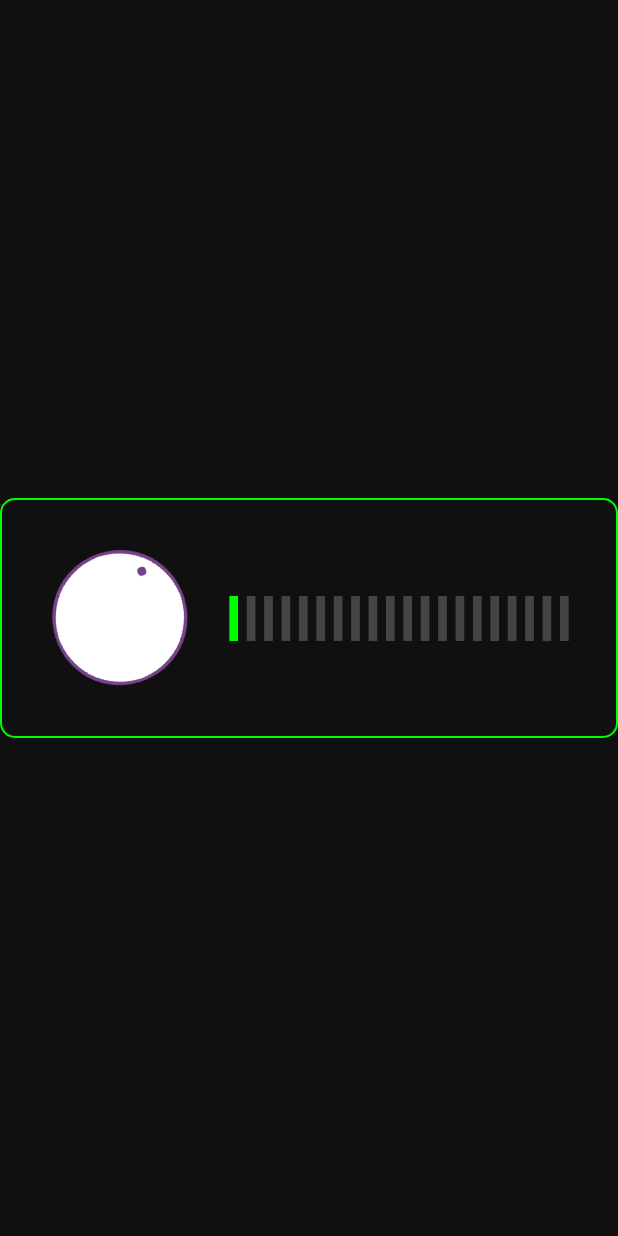
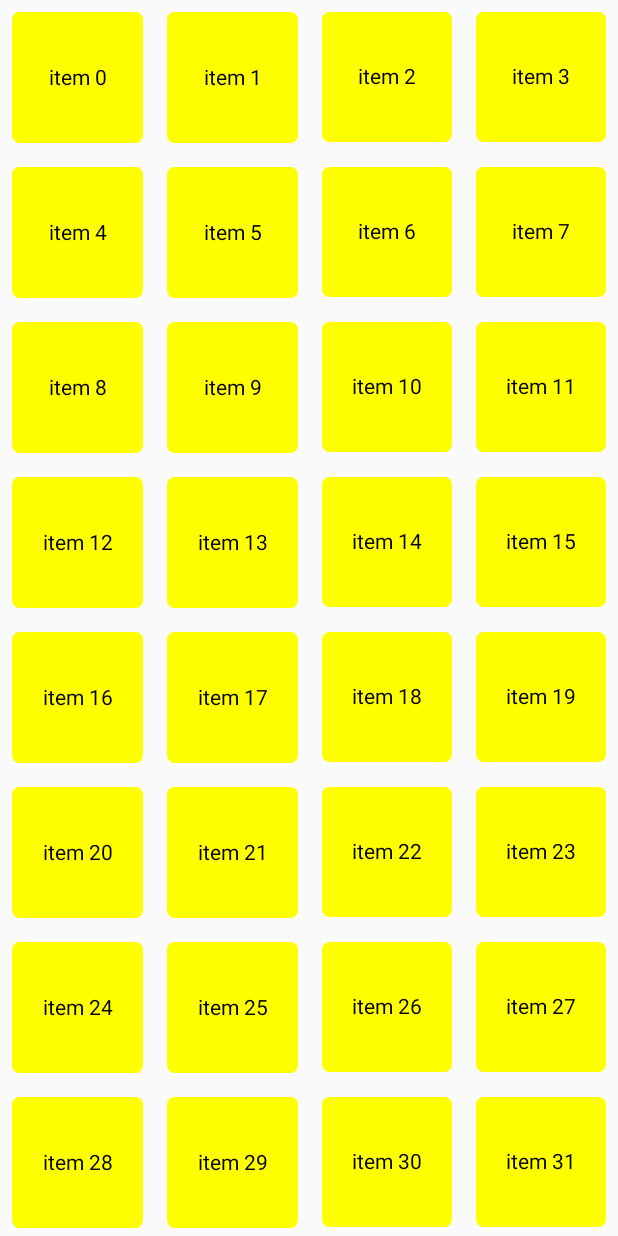
Before and after one commit to fcenesiz/compose-practices, an Android app built with Jetpack Compose: the screen it shows after launch (MainActivity), on a phone screen of 412 x 824 dp. Run offline under Robolectric (Android 15) with nearby library versions, the phone set to English and light mode, and no system bars.

Commit message:
lazy grid usage

```diff
--- /dev/null
+++ b/compose-basics/src/main/java/com/fcenesiz/compose_practices/LazyGridExample.kt
@@ -0,0 +1,39 @@
+package com.fcenesiz.compose_practices
+
+import androidx.compose.foundation.background
+import androidx.compose.foundation.layout.Box
+import androidx.compose.foundation.layout.aspectRatio
+import androidx.compose.foundation.layout.padding
+import androidx.compose.foundation.lazy.grid.GridCells
+import androidx.compose.foundation.lazy.grid.LazyVerticalGrid
+import androidx.compose.foundation.shape.RoundedCornerShape
+import androidx.compose.material.Text
+import androidx.compose.runtime.Composable
+import androidx.compose.ui.Alignment
+import androidx.compose.ui.Modifier
+import androidx.compose.ui.draw.clip
+import androidx.compose.ui.graphics.Color
+import androidx.compose.ui.unit.dp
+
+@Composable
+fun ContentLazyGridExample() {
+
+    LazyVerticalGrid(
+        columns = GridCells.Adaptive(100.dp),
+        content = {
+            items(100) { i ->
+                Box(
+                    modifier = Modifier
+                        .aspectRatio(1f)
+                        .padding(8.dp)
+                        .clip(RoundedCornerShape(5.dp))
+                        .background(Color.Yellow),
+                    contentAlignment = Alignment.Center
+                ){
+                    Text(text = "item $i")
+                }
+            }
+        }
+    )
+
+}
--- a/compose-basics/src/main/java/com/fcenesiz/compose_practices/MainActivity.kt
+++ b/compose-basics/src/main/java/com/fcenesiz/compose_practices/MainActivity.kt
@@ -26,7 +26,7 @@ class MainActivity : ComponentActivity() {
     override fun onCreate(savedInstanceState: Bundle?) {
         super.onCreate(savedInstanceState)
         setContent {
-            ContentDraggableMusicKnob()
+            ContentLazyGridExample()
         }
     }
 }
--- a/compose-basics/src/main/java/com/fcenesiz/compose_practices/custom/ImageCard.kt
+++ b/compose-basics/src/main/java/com/fcenesiz/compose_practices/custom/ImageCard.kt
@@ -1,4 +1,4 @@
-package com.fcenesiz.compose_practices
+package com.fcenesiz.compose_practices.custom
 
 import androidx.compose.foundation.Image
 import androidx.compose.foundation.background
@@ -17,6 +17,7 @@ import androidx.compose.ui.res.painterResource
 import androidx.compose.ui.text.TextStyle
 import androidx.compose.ui.unit.dp
 import androidx.compose.ui.unit.sp
+import com.fcenesiz.compose_practices.R
 
 @Composable
 fun ContentImageCard(){
```
